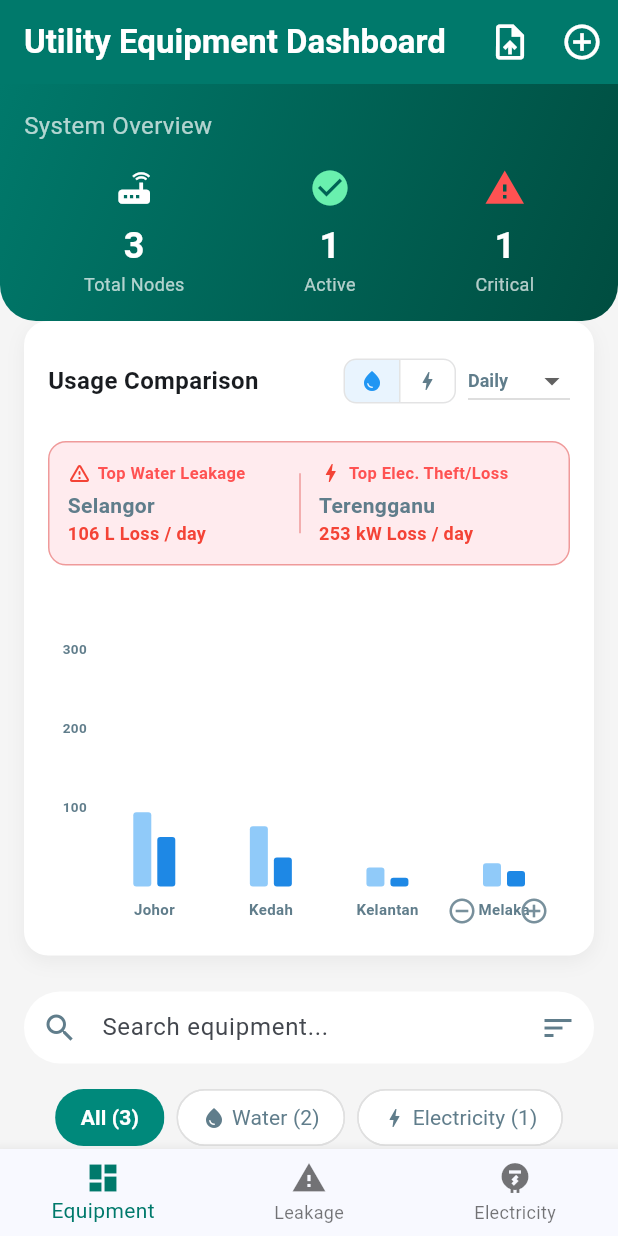
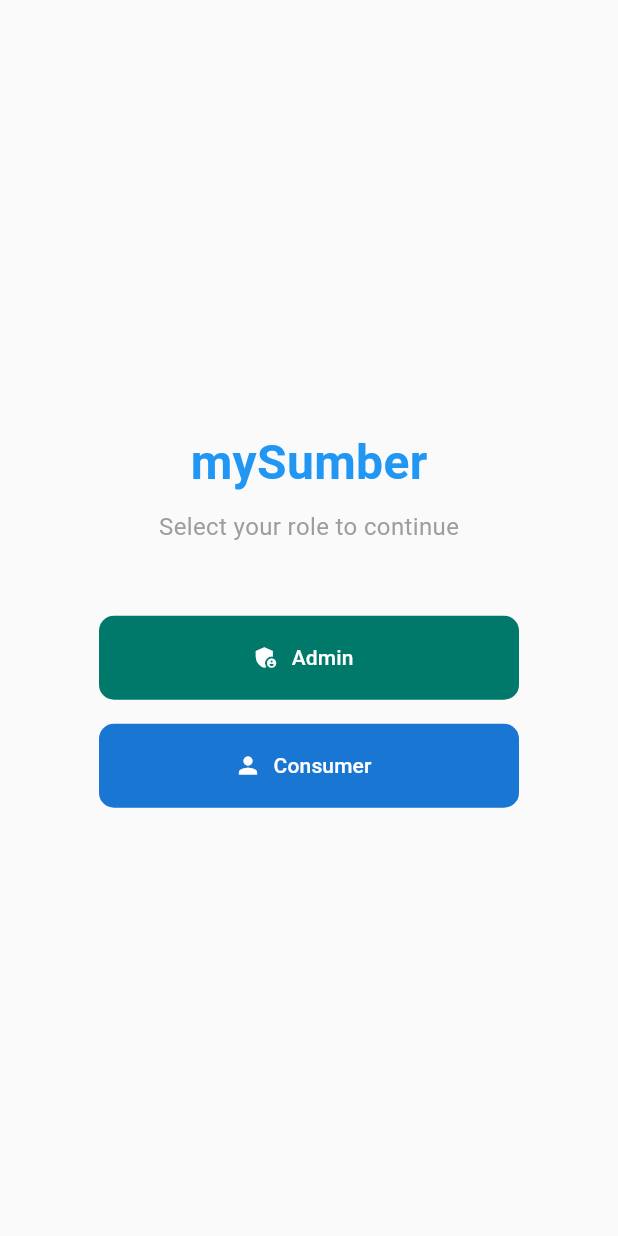
Before and after one commit to TanZhengYang0912/Mobile-Assignmnet, a Flutter app: the screen it shows after launch, on a phone screen of 412 x 824 dp. Run offline on Flutter 3.47's test engine with Material 3 defaults, Android fonts, the phone set to English and light mode, and no system bars; drawn by our look-alikes of fl_chart; our stand-ins replace csv, supabase_flutter; accounts and stored records are empty.

Commit message:
feat: Add Module 0 (Role Selection) and Module 2 (Work in Progress)
- Module 0: Implement role-based access control with Admin/Consumer buttons
  - No authentication required - instant role selection
  - Admin role: Access Equipment, Leakage, Electricity modules
  - Consumer role: Access Personal Usage module
  - AppBar displays current role with logout button
  - Logout returns to role selection screen

- Module 2: Add placeholder "Work in progress" screen for Personal Usage Comparison
  - Visible only to Consumer role
  - Ready for implementation of household usage comparison features

- Update AppShell to dynamically show tabs based on user role
- Only show BottomNavigationBar when 2+ tabs exist
- Update CLAUDE.md with Module 0 & 2 documentation
- Fix RoleState naming conflict with Supabase AuthState

Co-Authored-By: Claude Haiku 4.5 <noreply@anthropic.com>

```diff
--- a/lib/main.dart
+++ b/lib/main.dart
@@ -1,6 +1,9 @@
 import 'package:flutter/material.dart';
 import 'package:provider/provider.dart';
 import 'package:supabase_flutter/supabase_flutter.dart';
+
+import 'modules/auth/screens/role_selection_screen.dart';
+import 'modules/auth/state/auth_state.dart' show RoleState;
 
 import 'modules/leakage/data/leakage_repository.dart';
 import 'modules/leakage/screens/home_screen.dart';
@@ -15,6 +18,8 @@ import 'modules/dataset/state/dataset_state.dart';
 
 import 'modules/electricity/screens/electricity_dashboard.dart';
 import 'modules/electricity/state/electricity_state.dart';
+
+import 'modules/usage/screens/work_in_progress_screen.dart';
 
 Future<void> main() async {
   WidgetsFlutterBinding.ensureInitialized();
@@ -32,6 +37,9 @@ class MySumberApp extends StatelessWidget {
   Widget build(BuildContext context) {
     return MultiProvider(
       providers: [
+        ChangeNotifierProvider<RoleState>(
+          create: (_) => RoleState(),
+        ),
         ChangeNotifierProvider<AppState>(
           create: (_) {
             final baseline = BaselineService();
@@ -91,14 +99,28 @@ class MySumberApp extends StatelessWidget {
             ),
           ),
         ),
-        home: const AppShell(),
+        home: Consumer<RoleState>(
+          builder: (BuildContext context, RoleState authState, Widget? _) {
+            if (authState.isLoggedIn) {
+              return AppShell(userRole: authState.userRole!);
+            } else {
+              return RoleSelectionScreen(
+                onRoleSelected: (role) {
+                  context.read<RoleState>().setRole(role);
+                },
+              );
+            }
+          },
+        ),
       ),
     );
   }
 }
 
 class AppShell extends StatefulWidget {
-  const AppShell({super.key});
+  final String userRole;
+
+  const AppShell({super.key, required this.userRole});
 
   @override
   State<AppShell> createState() => _AppShellState();
@@ -107,27 +129,29 @@ class AppShell extends StatefulWidget {
 class _AppShellState extends State<AppShell> {
   int _currentIndex = 0;
 
-  final List<Widget> _screens = [
+  late final List<Widget> _screens;
+  late final List<Color> _tabColors;
+  late final List<BottomNavigationBarItem> _navItems;
+
+  @override
+  void initState() {
+    super.initState();
+    _setupScreensByRole();
+  }
+
+  void _setupScreensByRole() {
+    if (widget.userRole == 'admin') {
+      _screens = [
         const DashboardScreen(), // Module 1
         const HomeScreen(), // Module 3
         const ElectricityDashboardScreen(), // Module 4
       ];
-
-  static final List<Color> _tabColors = [
-    Colors.teal.shade700, // Module 1
-    Colors.blue.shade700, // Module 3
-    Colors.amber.shade700, // Module 4
+      _tabColors = [
+        Colors.teal.shade700,
+        Colors.blue.shade700,
+        Colors.amber.shade700,
       ];
-
-  @override
-  Widget build(BuildContext context) {
-    return Scaffold(
-      body: _screens[_currentIndex],
-      bottomNavigationBar: BottomNavigationBar(
-        currentIndex: _currentIndex,
-        onTap: (index) => setState(() => _currentIndex = index),
-        selectedItemColor: _tabColors[_currentIndex],
-        items: const [
+      _navItems = const [
         BottomNavigationBarItem(
           icon: Icon(Icons.dashboard),
           label: 'Equipment',
@@ -140,8 +164,60 @@ class _AppShellState extends State<AppShell> {
           icon: Icon(Icons.electric_meter),
           label: 'Electricity',
         ),
+      ];
+    } else {
+      // Consumer role
+      _screens = [
+        const WorkInProgressScreen(), // Module 2
+      ];
+      _tabColors = [
+        Colors.blue.shade700,
+      ];
+      _navItems = const [
+        BottomNavigationBarItem(
+          icon: Icon(Icons.person),
+          label: 'My Usage',
+        ),
+      ];
+    }
+  }
+
+  void _logout() {
+    context.read<RoleState>().logout();
+  }
+
+  @override
+  Widget build(BuildContext context) {
+    return Scaffold(
+      appBar: AppBar(
+        title: Text('mySumber - ${widget.userRole.toUpperCase()}'),
+        backgroundColor: Colors.blue.shade700,
+        foregroundColor: Colors.white,
+        actions: [
+          Padding(
+            padding: const EdgeInsets.symmetric(horizontal: 16.0),
+            child: Center(
+              child: TextButton.icon(
+                onPressed: _logout,
+                icon: const Icon(Icons.logout, color: Colors.white),
+                label: const Text(
+                  'Logout',
+                  style: TextStyle(color: Colors.white),
+                ),
+              ),
+            ),
+          ),
         ],
       ),
+      body: _screens[_currentIndex],
+      bottomNavigationBar: _navItems.length > 1
+          ? BottomNavigationBar(
+              currentIndex: _currentIndex,
+              onTap: (index) => setState(() => _currentIndex = index),
+              selectedItemColor: _tabColors[_currentIndex],
+              items: _navItems,
+            )
+          : null,
     );
   }
 }
--- /dev/null
+++ b/lib/modules/auth/screens/role_selection_screen.dart
@@ -0,0 +1,62 @@
+import 'package:flutter/material.dart';
+
+class RoleSelectionScreen extends StatelessWidget {
+  final Function(String) onRoleSelected;
+
+  const RoleSelectionScreen({
+    super.key,
+    required this.onRoleSelected,
+  });
+
+  @override
+  Widget build(BuildContext context) {
+    return Scaffold(
+      body: Center(
+        child: Column(
+          mainAxisAlignment: MainAxisAlignment.center,
+          children: [
+            const Text(
+              'mySumber',
+              style: TextStyle(
+                fontSize: 32,
+                fontWeight: FontWeight.bold,
+                color: Colors.blue,
+              ),
+            ),
+            const SizedBox(height: 8),
+            const Text(
+              'Select your role to continue',
+              style: TextStyle(fontSize: 16, color: Colors.grey),
+            ),
+            const SizedBox(height: 48),
+            SizedBox(
+              width: 280,
+              child: FilledButton.icon(
+                style: FilledButton.styleFrom(
+                  backgroundColor: Colors.teal.shade700,
+                  minimumSize: const Size.fromHeight(56),
+                ),
+                onPressed: () => onRoleSelected('admin'),
+                icon: const Icon(Icons.admin_panel_settings),
+                label: const Text('Admin'),
+              ),
+            ),
+            const SizedBox(height: 16),
+            SizedBox(
+              width: 280,
+              child: FilledButton.icon(
+                style: FilledButton.styleFrom(
+                  backgroundColor: Colors.blue.shade700,
+                  minimumSize: const Size.fromHeight(56),
+                ),
+                onPressed: () => onRoleSelected('consumer'),
+                icon: const Icon(Icons.person),
+                label: const Text('Consumer'),
+              ),
+            ),
+          ],
+        ),
+      ),
+    );
+  }
+}
--- /dev/null
+++ b/lib/modules/auth/state/auth_state.dart
@@ -0,0 +1,18 @@
+import 'package:flutter/foundation.dart';
+
+class RoleState extends ChangeNotifier {
+  String? _userRole;
+
+  String? get userRole => _userRole;
+  bool get isLoggedIn => _userRole != null;
+
+  void setRole(String role) {
+    _userRole = role;
+    notifyListeners();
+  }
+
+  void logout() {
+    _userRole = null;
+    notifyListeners();
+  }
+}
```
Also changed, not shown: lib/modules/usage/screens/work_in_progress_screen.dart (added, +19 -0 lines), 1 other file. Lines whose indentation alone changed are shown as unchanged.
